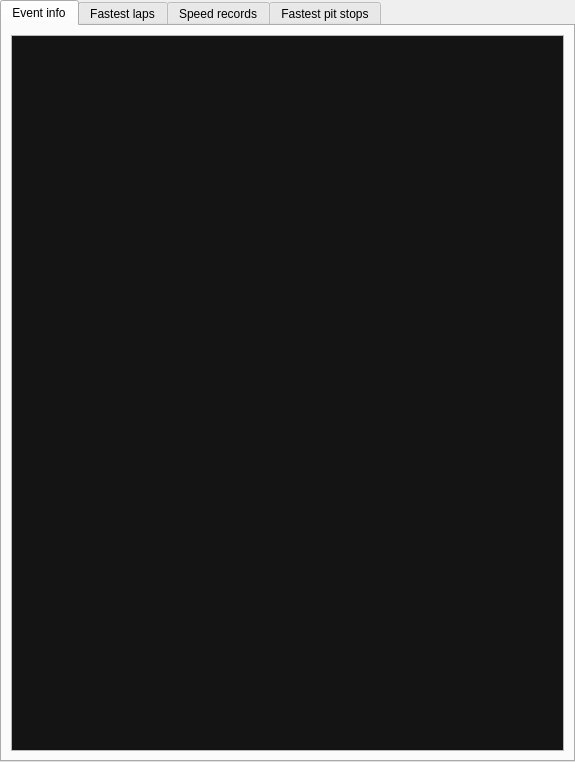
First picture: the form in ui/sessiondatawidget.ui, repository gronberg/f1lt, before the edit.
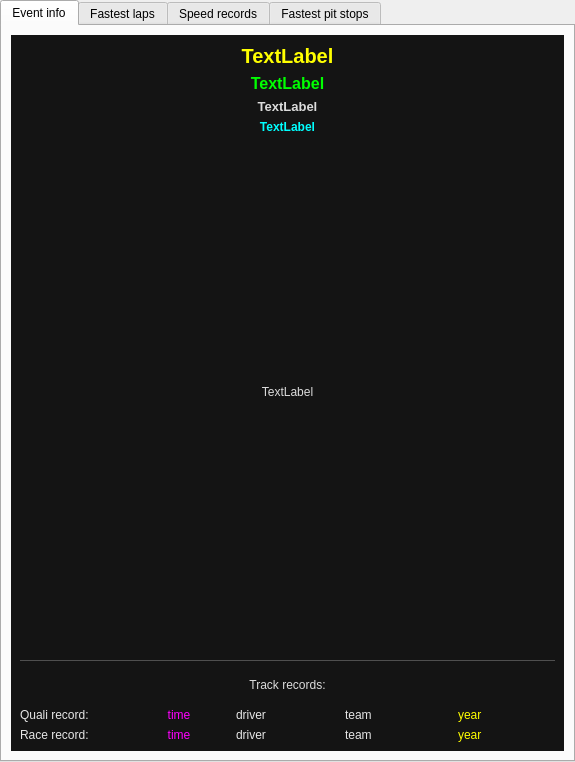
Second picture: the form after the edit. The open tabs and pages were chosen to show the change.

Diff of the .ui file:
```diff
--- a/ui/sessiondatawidget.ui
+++ b/ui/sessiondatawidget.ui
@@ -68,29 +68,29 @@
       </attribute>
       <layout class="QVBoxLayout" name="verticalLayout_5">
        <item>
-        <widget class="QTableWidget" name="tableWidget_5">
+        <widget class="QWidget" name="widget" native="true">
          <property name="palette">
           <palette>
            <active>
             <colorrole role="WindowText">
              <brush brushstyle="SolidPattern">
               <color alpha="255">
-               <red>255</red>
-               <green>255</green>
-               <blue>255</blue>
+               <red>220</red>
+               <green>220</green>
+               <blue>220</blue>
               </color>
              </brush>
             </colorrole>
-            <colorrole role="Text">
+            <colorrole role="Base">
              <brush brushstyle="SolidPattern">
               <color alpha="255">
-               <red>255</red>
-               <green>255</green>
-               <blue>255</blue>
+               <red>20</red>
+               <green>20</green>
+               <blue>20</blue>
               </color>
              </brush>
             </colorrole>
-            <colorrole role="Base">
+            <colorrole role="Window">
              <brush brushstyle="SolidPattern">
               <color alpha="255">
                <red>20</red>
@@ -104,22 +104,22 @@
             <colorrole role="WindowText">
              <brush brushstyle="SolidPattern">
               <color alpha="255">
-               <red>255</red>
-               <green>255</green>
-               <blue>255</blue>
+               <red>220</red>
+               <green>220</green>
+               <blue>220</blue>
               </color>
              </brush>
             </colorrole>
-            <colorrole role="Text">
+            <colorrole role="Base">
              <brush brushstyle="SolidPattern">
               <color alpha="255">
-               <red>255</red>
-               <green>255</green>
-               <blue>255</blue>
+               <red>20</red>
+               <green>20</green>
+               <blue>20</blue>
               </color>
              </brush>
             </colorrole>
-            <colorrole role="Base">
+            <colorrole role="Window">
              <brush brushstyle="SolidPattern">
               <color alpha="255">
                <red>20</red>
@@ -139,61 +139,802 @@
               </color>
              </brush>
             </colorrole>
-            <colorrole role="Text">
+            <colorrole role="Base">
              <brush brushstyle="SolidPattern">
               <color alpha="255">
-               <red>130</red>
-               <green>130</green>
-               <blue>130</blue>
+               <red>20</red>
+               <green>20</green>
+               <blue>20</blue>
               </color>
              </brush>
             </colorrole>
-            <colorrole role="Base">
+            <colorrole role="Window">
              <brush brushstyle="SolidPattern">
               <color alpha="255">
-               <red>240</red>
-               <green>240</green>
-               <blue>240</blue>
+               <red>20</red>
+               <green>20</green>
+               <blue>20</blue>
               </color>
              </brush>
             </colorrole>
            </disabled>
           </palette>
          </property>
-         <property name="font">
-          <font>
-           <family>Arial</family>
-           <pointsize>10</pointsize>
-           <weight>75</weight>
-           <bold>true</bold>
-          </font>
+         <property name="autoFillBackground">
+          <bool>true</bool>
          </property>
-         <property name="editTriggers">
-          <set>QAbstractItemView::NoEditTriggers</set>
-         </property>
-         <property name="selectionMode">
-          <enum>QAbstractItemView::NoSelection</enum>
-         </property>
-         <property name="verticalScrollMode">
-          <enum>QAbstractItemView::ScrollPerPixel</enum>
-         </property>
-         <property name="horizontalScrollMode">
-          <enum>QAbstractItemView::ScrollPerPixel</enum>
-         </property>
-         <property name="showGrid">
-          <bool>false</bool>
-         </property>
-         <attribute name="horizontalHeaderVisible">
-          <bool>false</bool>
-         </attribute>
-         <attribute name="verticalHeaderVisible">
-          <bool>false</bool>
-         </attribute>
-         <column>
-          <property name="text">
-           <string/>
+         <layout class="QVBoxLayout" name="verticalLayout_7">
+          <property name="margin">
+           <number>0</number>
           </property>
-         </column>
+          <item>
+           <widget class="QScrollArea" name="scrollArea_2">
+            <property name="frameShape">
+             <enum>QFrame::NoFrame</enum>
+            </property>
+            <property name="widgetResizable">
+             <bool>true</bool>
+            </property>
+            <widget class="QWidget" name="scrollAreaWidgetContents_2">
+             <property name="geometry">
+              <rect>
+               <x>0</x>
+               <y>0</y>
+               <width>553</width>
+               <height>715</height>
+              </rect>
+             </property>
+             <layout class="QVBoxLayout" name="verticalLayout_8" stretch="0,0,0,0,0,1,0,0,0,0,0,0">
+              <item>
+               <widget class="QLabel" name="eventNameLabel">
+                <property name="palette">
+                 <palette>
+                  <active>
+                   <colorrole role="WindowText">
+                    <brush brushstyle="SolidPattern">
+                     <color alpha="255">
+                      <red>255</red>
+                      <green>255</green>
+                      <blue>0</blue>
+                     </color>
+                    </brush>
+                   </colorrole>
+                  </active>
+                  <inactive>
+                   <colorrole role="WindowText">
+                    <brush brushstyle="SolidPattern">
+                     <color alpha="255">
+                      <red>255</red>
+                      <green>255</green>
+                      <blue>0</blue>
+                     </color>
+                    </brush>
+                   </colorrole>
+                  </inactive>
+                  <disabled>
+                   <colorrole role="WindowText">
+                    <brush brushstyle="SolidPattern">
+                     <color alpha="255">
+                      <red>130</red>
+                      <green>130</green>
+                      <blue>130</blue>
+                     </color>
+                    </brush>
+                   </colorrole>
+                  </disabled>
+                 </palette>
+                </property>
+                <property name="font">
+                 <font>
+                  <family>Arial</family>
+                  <pointsize>15</pointsize>
+                  <weight>75</weight>
+                  <bold>true</bold>
+                 </font>
+                </property>
+                <property name="text">
+                 <string>TextLabel</string>
+                </property>
+                <property name="alignment">
+                 <set>Qt::AlignCenter</set>
+                </property>
+               </widget>
+              </item>
+              <item>
+               <widget class="QLabel" name="eventPlaceLabel">
+                <property name="palette">
+                 <palette>
+                  <active>
+                   <colorrole role="WindowText">
+                    <brush brushstyle="SolidPattern">
+                     <color alpha="255">
+                      <red>0</red>
+                      <green>255</green>
+                      <blue>0</blue>
+                     </color>
+                    </brush>
+                   </colorrole>
+                  </active>
+                  <inactive>
+                   <colorrole role="WindowText">
+                    <brush brushstyle="SolidPattern">
+                     <color alpha="255">
+                      <red>0</red>
+                      <green>255</green>
+                      <blue>0</blue>
+                     </color>
+                    </brush>
+                   </colorrole>
+                  </inactive>
+                  <disabled>
+                   <colorrole role="WindowText">
+                    <brush brushstyle="SolidPattern">
+                     <color alpha="255">
+                      <red>130</red>
+                      <green>130</green>
+                      <blue>130</blue>
+                     </color>
+                    </brush>
+                   </colorrole>
+                  </disabled>
+                 </palette>
+                </property>
+                <property name="font">
+                 <font>
+                  <family>Arial</family>
+                  <pointsize>12</pointsize>
+                  <weight>75</weight>
+                  <bold>true</bold>
+                 </font>
+                </property>
+                <property name="text">
+                 <string>TextLabel</string>
+                </property>
+                <property name="alignment">
+                 <set>Qt::AlignCenter</set>
+                </property>
+               </widget>
+              </item>
+              <item>
+               <widget class="QLabel" name="eventDateLabel">
+                <property name="font">
+                 <font>
+                  <family>Arial</family>
+                  <pointsize>10</pointsize>
+                  <weight>75</weight>
+                  <bold>true</bold>
+                 </font>
+                </property>
+                <property name="text">
+                 <string>TextLabel</string>
+                </property>
+                <property name="alignment">
+                 <set>Qt::AlignCenter</set>
+                </property>
+               </widget>
+              </item>
+              <item>
+               <widget class="QLabel" name="eventLapsLabel">
+                <property name="palette">
+                 <palette>
+                  <active>
+                   <colorrole role="WindowText">
+                    <brush brushstyle="SolidPattern">
+                     <color alpha="255">
+                      <red>0</red>
+                      <green>255</green>
+                      <blue>255</blue>
+                     </color>
+                    </brush>
+                   </colorrole>
+                  </active>
+                  <inactive>
+                   <colorrole role="WindowText">
+                    <brush brushstyle="SolidPattern">
+                     <color alpha="255">
+                      <red>0</red>
+                      <green>255</green>
+                      <blue>255</blue>
+                     </color>
+                    </brush>
+                   </colorrole>
+                  </inactive>
+                  <disabled>
+                   <colorrole role="WindowText">
+                    <brush brushstyle="SolidPattern">
+                     <color alpha="255">
+                      <red>130</red>
+                      <green>130</green>
+                      <blue>130</blue>
+                     </color>
+                    </brush>
+                   </colorrole>
+                  </disabled>
+                 </palette>
+                </property>
+                <property name="font">
+                 <font>
+                  <family>Arial</family>
+                  <pointsize>9</pointsize>
+                  <weight>75</weight>
+                  <bold>true</bold>
+                 </font>
+                </property>
+                <property name="text">
+                 <string>TextLabel</string>
+                </property>
+                <property name="alignment">
+                 <set>Qt::AlignCenter</set>
+                </property>
+               </widget>
+              </item>
+              <item>
+               <spacer name="verticalSpacer_4">
+                <property name="orientation">
+                 <enum>Qt::Vertical</enum>
+                </property>
+                <property name="sizeType">
+                 <enum>QSizePolicy::Fixed</enum>
+                </property>
+                <property name="sizeHint" stdset="0">
+                 <size>
+                  <width>20</width>
+                  <height>10</height>
+                 </size>
+                </property>
+               </spacer>
+              </item>
+              <item>
+               <widget class="QLabel" name="eventMapLabel">
+                <property name="text">
+                 <string>TextLabel</string>
+                </property>
+                <property name="alignment">
+                 <set>Qt::AlignCenter</set>
+                </property>
+               </widget>
+              </item>
+              <item>
+               <spacer name="verticalSpacer_6">
+                <property name="orientation">
+                 <enum>Qt::Vertical</enum>
+                </property>
+                <property name="sizeType">
+                 <enum>QSizePolicy::Fixed</enum>
+                </property>
+                <property name="sizeHint" stdset="0">
+                 <size>
+                  <width>20</width>
+                  <height>20</height>
+                 </size>
+                </property>
+               </spacer>
+              </item>
+              <item>
+               <widget class="QFrame" name="frame_3">
+                <property name="styleSheet">
+                 <string notr="true">color: rgba(170, 170, 170, 100);</string>
+                </property>
+                <property name="frameShape">
+                 <enum>QFrame::HLine</enum>
+                </property>
+                <property name="frameShadow">
+                 <enum>QFrame::Plain</enum>
+                </property>
+               </widget>
+              </item>
+              <item>
+               <spacer name="verticalSpacer_7">
+                <property name="orientation">
+                 <enum>Qt::Vertical</enum>
+                </property>
+                <property name="sizeType">
+                 <enum>QSizePolicy::Fixed</enum>
+                </property>
+                <property name="sizeHint" stdset="0">
+                 <size>
+                  <width>20</width>
+                  <height>10</height>
+                 </size>
+                </property>
+               </spacer>
+              </item>
+              <item>
+               <widget class="QLabel" name="recordsLabel">
+                <property name="text">
+                 <string>Track records:</string>
+                </property>
+                <property name="alignment">
+                 <set>Qt::AlignCenter</set>
+                </property>
+               </widget>
+              </item>
+              <item>
+               <spacer name="verticalSpacer_5">
+                <property name="orientation">
+                 <enum>Qt::Vertical</enum>
+                </property>
+                <property name="sizeType">
+                 <enum>QSizePolicy::Fixed</enum>
+                </property>
+                <property name="sizeHint" stdset="0">
+                 <size>
+                  <width>20</width>
+                  <height>10</height>
+                 </size>
+                </property>
+               </spacer>
+              </item>
+              <item>
+               <layout class="QGridLayout" name="recordsLayout">
+                <item row="0" column="0">
+                 <widget class="QLabel" name="label_9">
+                  <property name="palette">
+                   <palette>
+                    <active>
+                     <colorrole role="WindowText">
+                      <brush brushstyle="SolidPattern">
+                       <color alpha="255">
+                        <red>230</red>
+                        <green>230</green>
+                        <blue>230</blue>
+                       </color>
+                      </brush>
+                     </colorrole>
+                    </active>
+                    <inactive>
+                     <colorrole role="WindowText">
+                      <brush brushstyle="SolidPattern">
+                       <color alpha="255">
+                        <red>230</red>
+                        <green>230</green>
+                        <blue>230</blue>
+                       </color>
+                      </brush>
+                     </colorrole>
+                    </inactive>
+                    <disabled>
+                     <colorrole role="WindowText">
+                      <brush brushstyle="SolidPattern">
+                       <color alpha="255">
+                        <red>130</red>
+                        <green>130</green>
+                        <blue>130</blue>
+                       </color>
+                      </brush>
+                     </colorrole>
+                    </disabled>
+                   </palette>
+                  </property>
+                  <property name="text">
+                   <string>Quali record:</string>
+                  </property>
+                 </widget>
+                </item>
+                <item row="1" column="1">
+                 <widget class="QLabel" name="rRTLabel">
+                  <property name="palette">
+                   <palette>
+                    <active>
+                     <colorrole role="WindowText">
+                      <brush brushstyle="SolidPattern">
+                       <color alpha="255">
+                        <red>255</red>
+                        <green>0</green>
+                        <blue>255</blue>
+                       </color>
+                      </brush>
+                     </colorrole>
+                    </active>
+                    <inactive>
+                     <colorrole role="WindowText">
+                      <brush brushstyle="SolidPattern">
+                       <color alpha="255">
+                        <red>255</red>
+                        <green>0</green>
+                        <blue>255</blue>
+                       </color>
+                      </brush>
+                     </colorrole>
+                    </inactive>
+                    <disabled>
+                     <colorrole role="WindowText">
+                      <brush brushstyle="SolidPattern">
+                       <color alpha="255">
+                        <red>130</red>
+                        <green>130</green>
+                        <blue>130</blue>
+                       </color>
+                      </brush>
+                     </colorrole>
+                    </disabled>
+                   </palette>
+                  </property>
+                  <property name="text">
+                   <string>time</string>
+                  </property>
+                  <property name="alignment">
+                   <set>Qt::AlignCenter</set>
+                  </property>
+                  <property name="indent">
+                   <number>10</number>
+                  </property>
+                 </widget>
+                </item>
+                <item row="0" column="1">
+                 <widget class="QLabel" name="qRTLabel">
+                  <property name="palette">
+                   <palette>
+                    <active>
+                     <colorrole role="WindowText">
+                      <brush brushstyle="SolidPattern">
+                       <color alpha="255">
+                        <red>255</red>
+                        <green>0</green>
+                        <blue>255</blue>
+                       </color>
+                      </brush>
+                     </colorrole>
+                    </active>
+                    <inactive>
+                     <colorrole role="WindowText">
+                      <brush brushstyle="SolidPattern">
+                       <color alpha="255">
+                        <red>255</red>
+                        <green>0</green>
+                        <blue>255</blue>
+                       </color>
+                      </brush>
+                     </colorrole>
+                    </inactive>
+                    <disabled>
+                     <colorrole role="WindowText">
+                      <brush brushstyle="SolidPattern">
+                       <color alpha="255">
+                        <red>130</red>
+                        <green>130</green>
+                        <blue>130</blue>
+                       </color>
+                      </brush>
+                     </colorrole>
+                    </disabled>
+                   </palette>
+                  </property>
+                  <property name="text">
+                   <string>time</string>
+                  </property>
+                  <property name="alignment">
+                   <set>Qt::AlignCenter</set>
+                  </property>
+                  <property name="margin">
+                   <number>0</number>
+                  </property>
+                  <property name="indent">
+                   <number>10</number>
+                  </property>
+                 </widget>
+                </item>
+                <item row="1" column="2">
+                 <widget class="QLabel" name="rRDLabel">
+                  <property name="palette">
+                   <palette>
+                    <active>
+                     <colorrole role="WindowText">
+                      <brush brushstyle="SolidPattern">
+                       <color alpha="255">
+                        <red>230</red>
+                        <green>230</green>
+                        <blue>230</blue>
+                       </color>
+                      </brush>
+                     </colorrole>
+                    </active>
+                    <inactive>
+                     <colorrole role="WindowText">
+                      <brush brushstyle="SolidPattern">
+                       <color alpha="255">
+                        <red>230</red>
+                        <green>230</green>
+                        <blue>230</blue>
+                       </color>
+                      </brush>
+                     </colorrole>
+                    </inactive>
+                    <disabled>
+                     <colorrole role="WindowText">
+                      <brush brushstyle="SolidPattern">
+                       <color alpha="255">
+                        <red>130</red>
+                        <green>130</green>
+                        <blue>130</blue>
+                       </color>
+                      </brush>
+                     </colorrole>
+                    </disabled>
+                   </palette>
+                  </property>
+                  <property name="text">
+                   <string>driver</string>
+                  </property>
+                 </widget>
+                </item>
+                <item row="1" column="0">
+                 <widget class="QLabel" name="label_10">
+                  <property name="palette">
+                   <palette>
+                    <active>
+                     <colorrole role="WindowText">
+                      <brush brushstyle="SolidPattern">
+                       <color alpha="255">
+                        <red>230</red>
+                        <green>230</green>
+                        <blue>230</blue>
+                       </color>
+                      </brush>
+                     </colorrole>
+                    </active>
+                    <inactive>
+                     <colorrole role="WindowText">
+                      <brush brushstyle="SolidPattern">
+                       <color alpha="255">
+                        <red>230</red>
+                        <green>230</green>
+                        <blue>230</blue>
+                       </color>
+                      </brush>
+                     </colorrole>
+                    </inactive>
+                    <disabled>
+                     <colorrole role="WindowText">
+                      <brush brushstyle="SolidPattern">
+                       <color alpha="255">
+                        <red>130</red>
+                        <green>130</green>
+                        <blue>130</blue>
+                       </color>
+                      </brush>
+                     </colorrole>
+                    </disabled>
+                   </palette>
+                  </property>
+                  <property name="text">
+                   <string>Race record:</string>
+                  </property>
+                 </widget>
+                </item>
+                <item row="1" column="3">
+                 <widget class="QLabel" name="rRDTLabel">
+                  <property name="palette">
+                   <palette>
+                    <active>
+                     <colorrole role="WindowText">
+                      <brush brushstyle="SolidPattern">
+                       <color alpha="255">
+                        <red>230</red>
+                        <green>230</green>
+                        <blue>230</blue>
+                       </color>
+                      </brush>
+                     </colorrole>
+                    </active>
+                    <inactive>
+                     <colorrole role="WindowText">
+                      <brush brushstyle="SolidPattern">
+                       <color alpha="255">
+                        <red>230</red>
+                        <green>230</green>
+                        <blue>230</blue>
+                       </color>
+                      </brush>
+                     </colorrole>
+                    </inactive>
+                    <disabled>
+                     <colorrole role="WindowText">
+                      <brush brushstyle="SolidPattern">
+                       <color alpha="255">
+                        <red>130</red>
+                        <green>130</green>
+                        <blue>130</blue>
+                       </color>
+                      </brush>
+                     </colorrole>
+                    </disabled>
+                   </palette>
+                  </property>
+                  <property name="text">
+                   <string>team</string>
+                  </property>
+                 </widget>
+                </item>
+                <item row="1" column="4">
+                 <widget class="QLabel" name="rRYLabel">
+                  <property name="palette">
+                   <palette>
+                    <active>
+                     <colorrole role="WindowText">
+                      <brush brushstyle="SolidPattern">
+                       <color alpha="255">
+                        <red>255</red>
+                        <green>255</green>
+                        <blue>0</blue>
+                       </color>
+                      </brush>
+                     </colorrole>
+                    </active>
+                    <inactive>
+                     <colorrole role="WindowText">
+                      <brush brushstyle="SolidPattern">
+                       <color alpha="255">
+                        <red>255</red>
+                        <green>255</green>
+                        <blue>0</blue>
+                       </color>
+                      </brush>
+                     </colorrole>
+                    </inactive>
+                    <disabled>
+                     <colorrole role="WindowText">
+                      <brush brushstyle="SolidPattern">
+                       <color alpha="255">
+                        <red>130</red>
+                        <green>130</green>
+                        <blue>130</blue>
+                       </color>
+                      </brush>
+                     </colorrole>
+                    </disabled>
+                   </palette>
+                  </property>
+                  <property name="text">
+                   <string>year</string>
+                  </property>
+                  <property name="indent">
+                   <number>5</number>
+                  </property>
+                 </widget>
+                </item>
+                <item row="0" column="3">
+                 <widget class="QLabel" name="qRDTLabel">
+                  <property name="palette">
+                   <palette>
+                    <active>
+                     <colorrole role="WindowText">
+                      <brush brushstyle="SolidPattern">
+                       <color alpha="255">
+                        <red>230</red>
+                        <green>230</green>
+                        <blue>230</blue>
+                       </color>
+                      </brush>
+                     </colorrole>
+                    </active>
+                    <inactive>
+                     <colorrole role="WindowText">
+                      <brush brushstyle="SolidPattern">
+                       <color alpha="255">
+                        <red>230</red>
+                        <green>230</green>
+                        <blue>230</blue>
+                       </color>
+                      </brush>
+                     </colorrole>
+                    </inactive>
+                    <disabled>
+                     <colorrole role="WindowText">
+                      <brush brushstyle="SolidPattern">
+                       <color alpha="255">
+                        <red>130</red>
+                        <green>130</green>
+                        <blue>130</blue>
+                       </color>
+                      </brush>
+                     </colorrole>
+                    </disabled>
+                   </palette>
+                  </property>
+                  <property name="text">
+                   <string>team</string>
+                  </property>
+                 </widget>
+                </item>
+                <item row="0" column="2">
+                 <widget class="QLabel" name="qRDLabel">
+                  <property name="palette">
+                   <palette>
+                    <active>
+                     <colorrole role="WindowText">
+                      <brush brushstyle="SolidPattern">
+                       <color alpha="255">
+                        <red>230</red>
+                        <green>230</green>
+                        <blue>230</blue>
+                       </color>
+                      </brush>
+                     </colorrole>
+                    </active>
+                    <inactive>
+                     <colorrole role="WindowText">
+                      <brush brushstyle="SolidPattern">
+                       <color alpha="255">
+                        <red>230</red>
+                        <green>230</green>
+                        <blue>230</blue>
+                       </color>
+                      </brush>
+                     </colorrole>
+                    </inactive>
+                    <disabled>
+                     <colorrole role="WindowText">
+                      <brush brushstyle="SolidPattern">
+                       <color alpha="255">
+                        <red>130</red>
+                        <green>130</green>
+                        <blue>130</blue>
+                       </color>
+                      </brush>
+                     </colorrole>
+                    </disabled>
+                   </palette>
+                  </property>
+                  <property name="text">
+                   <string>driver</string>
+                  </property>
+                 </widget>
+                </item>
+                <item row="0" column="4">
+                 <widget class="QLabel" name="qRYLabel">
+                  <property name="palette">
+                   <palette>
+                    <active>
+                     <colorrole role="WindowText">
+                      <brush brushstyle="SolidPattern">
+                       <color alpha="255">
+                        <red>255</red>
+                        <green>255</green>
+                        <blue>0</blue>
+                       </color>
+                      </brush>
+                     </colorrole>
+                    </active>
+                    <inactive>
+                     <colorrole role="WindowText">
+                      <brush brushstyle="SolidPattern">
+                       <color alpha="255">
+                        <red>255</red>
+                        <green>255</green>
+                        <blue>0</blue>
+                       </color>
+                      </brush>
+                     </colorrole>
+                    </inactive>
+                    <disabled>
+                     <colorrole role="WindowText">
+                      <brush brushstyle="SolidPattern">
+                       <color alpha="255">
+                        <red>130</red>
+                        <green>130</green>
+                        <blue>130</blue>
+                       </color>
+                      </brush>
+                     </colorrole>
+                    </disabled>
+                   </palette>
+                  </property>
+                  <property name="text">
+                   <string>year</string>
+                  </property>
+                  <property name="indent">
+                   <number>5</number>
+                  </property>
+                 </widget>
+                </item>
+               </layout>
+              </item>
+             </layout>
+            </widget>
+           </widget>
+          </item>
+         </layout>
         </widget>
        </item>
       </layout>
```
Left out of the diff: 203 changed lines with no effect on the pictures.
